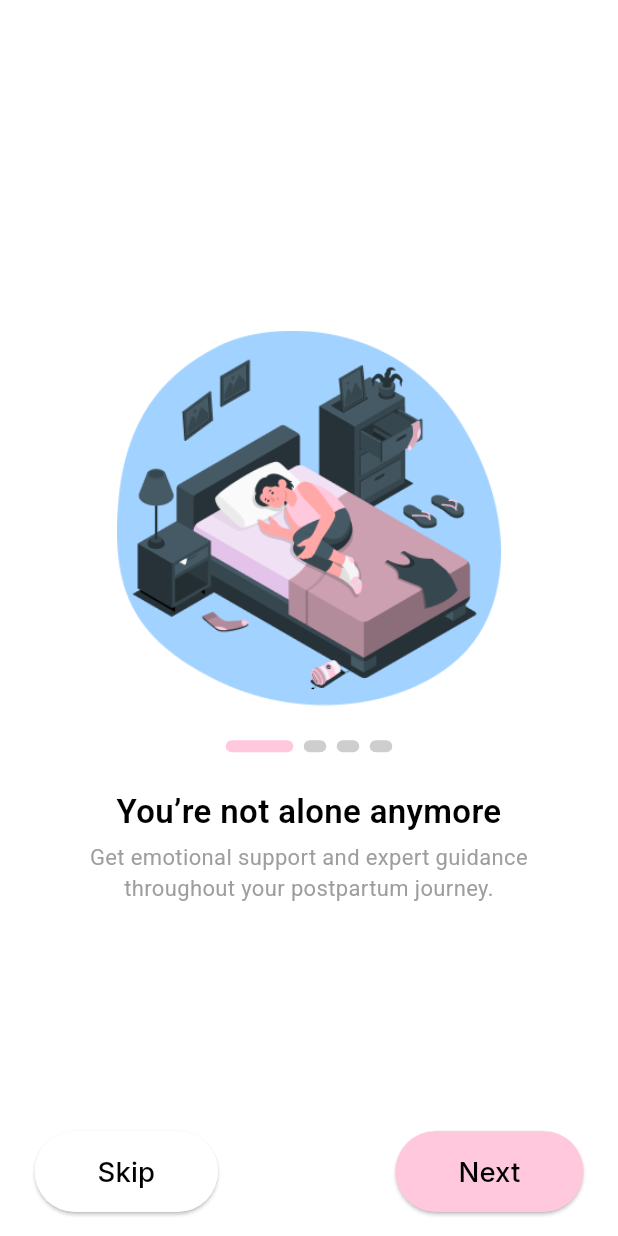
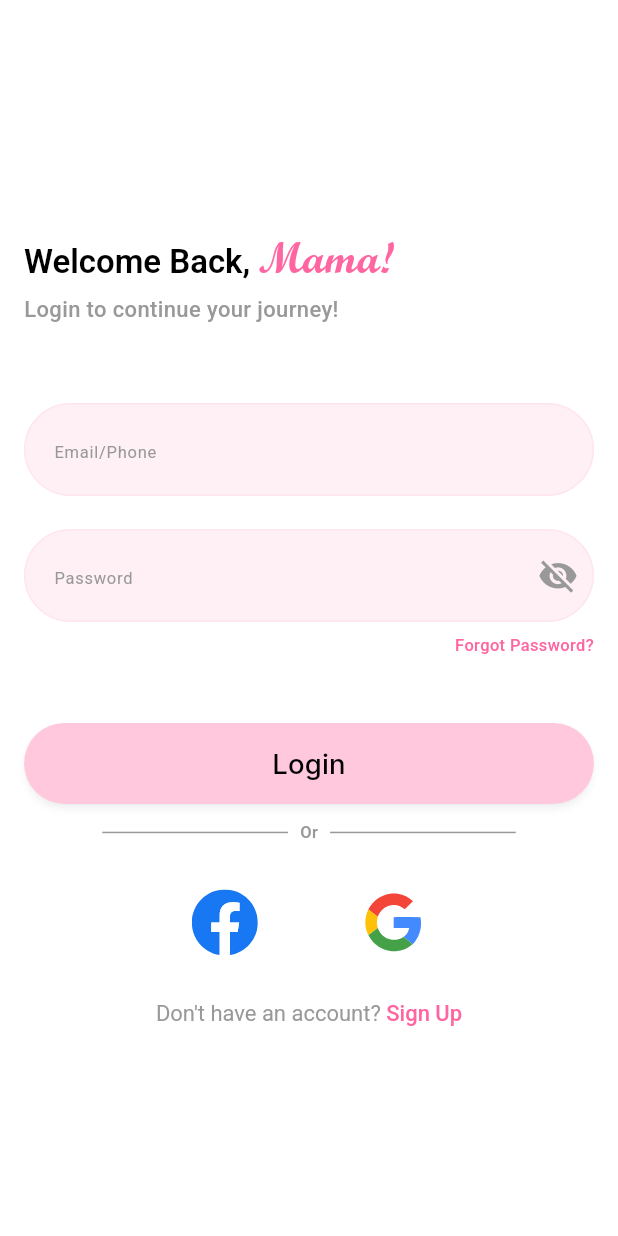
Before and after one commit to MohamedEhab17/MomEase, a Flutter app: the screen it shows after launch, on a phone screen of 412 x 824 dp. Run offline on Flutter 3.47's test engine with Material 3 defaults, Android fonts, the phone set to English and light mode, and no system bars; drawn by our look-alikes of smooth_page_indicator; our stand-ins replace animate_do, device_preview, flutter_screenutil, flutter_svg, go_router.

Commit message:
feat: Add custom elevated button and implement login/signup views
- Introduced CustomElevatedButton widget for consistent button styling.
- Developed LoginView with email/phone and password fields, including a "Forgot Password?" link and login button.
- Created SignUpView with fields for first name, last name, email, password, and confirm password, along with a sign-up button.
- Added CustomAuthOptions widget for social media login options.
- Implemented CustomRichText for customizable text with tap functionality.
- Created TwoDividerSeparatedWithText widget for visual separation in forms.

```diff
--- a/lib/core/constants/app_font_family.dart
+++ b/lib/core/constants/app_font_family.dart
@@ -1,4 +1,5 @@
 class AppFontFamily {
   static const String roboto = 'Roboto';
   static const String inter = 'Inter';
+  static const String scriptMT = 'ScriptMT';
 }
--- a/lib/core/routers/app_router.dart
+++ b/lib/core/routers/app_router.dart
@@ -1,5 +1,7 @@
 import 'package:go_router/go_router.dart';
 import 'package:new_mama/core/routers/app_router_paths.dart';
+import 'package:new_mama/feature/auth/presentation/views/login_view.dart';
+import 'package:new_mama/feature/auth/presentation/views/sign_up_view.dart';
 import 'package:new_mama/feature/onboarding/presentation/onboarding_view.dart';
 
 class AppRouter {
@@ -7,28 +9,28 @@ class AppRouter {
 
   static Future<void> initRouter() async {
     router = GoRouter(
-      initialLocation: AppRoutesPaths.onboarding,
+      initialLocation: AppRoutesPaths.login,
       routes: [
         // GoRoute(
         //   path: AppRoutesPaths.appSectionView,
         //   name: '/',
         //   builder: (context, state) =>  AppSectionView(),
         // ),
-        // GoRoute(
-        //   path: AppRoutesPaths.login,
-        //   name: 'login',
-        //   builder: (context, state) => const LoginView(),
-        // ),
         GoRoute(
           path: AppRoutesPaths.onboarding,
           name: 'onboarding',
           builder: (context, state) => const OnboardingView(),
         ),
-        // GoRoute(
-        //   path: AppRoutesPaths.signup,
-        //   name: 'signup',
-        //   builder: (context, state) => const SignupView(),
-        // ),
+        GoRoute(
+          path: AppRoutesPaths.login,
+          name: 'login',
+          builder: (context, state) => const LoginView(),
+        ),
+        GoRoute(
+          path: AppRoutesPaths.signup,
+          name: 'signup',
+          builder: (context, state) => const SignUpView(),
+        ),
       ],
     );
   }
--- a/lib/core/utils/app_styles.dart
+++ b/lib/core/utils/app_styles.dart
@@ -17,6 +17,12 @@ abstract class AppStyles {
     fontWeight: FontWeight.w400,
     color: AppColors.lightTextSecondary,
   );
+  static TextStyle styleRoboto12 = TextStyle(
+    fontSize: 12.sp,
+    fontFamily: AppFontFamily.roboto,
+    fontWeight: FontWeight.w600,
+    color: AppColors.lightTextDisabled,
+  );
   //! inter
   static TextStyle styleInter20 = TextStyle(
     fontSize: 20.sp,
@@ -24,4 +30,11 @@ abstract class AppStyles {
     fontWeight: FontWeight.w500,
     color: AppColors.lightTextPrimary,
   );
+  //! ScriptMT
+  static TextStyle styleScriptMT32 = TextStyle(
+    fontSize: 32.sp,
+    fontFamily: AppFontFamily.scriptMT,
+    fontWeight: FontWeight.w400,
+    color: AppColors.primary,
+  );
 }
--- a/lib/feature/onboarding/widgets/custom_onboarding_button.dart
+++ b/lib/core/widgets/custom_elevated_button.dart
@@ -2,13 +2,14 @@ import 'package:flutter/material.dart';
 import 'package:new_mama/core/constants/app_colors.dart' show AppColors;
 import 'package:new_mama/core/utils/app_styles.dart';
 
-class CustomOnboardingButton extends StatelessWidget {
-  const CustomOnboardingButton({
+class CustomElevatedButton extends StatelessWidget {
+  const CustomElevatedButton({
     super.key,
     this.onPressed,
     required this.text,
     this.backgroundColor = AppColors.primarySoft,
     this.minimumSize,
+
   });
   final void Function()? onPressed;
   final String text;
@@ -21,6 +22,8 @@ class CustomOnboardingButton extends StatelessWidget {
       style: ElevatedButton.styleFrom(
         backgroundColor: backgroundColor,
         padding: EdgeInsets.symmetric(horizontal: 42, vertical: 14),
+        shadowColor: AppColors.lightTextPrimary.withAlpha(64),
+        elevation: 2,
         minimumSize: minimumSize,
       ),
       onPressed: onPressed,
--- a/lib/core/widgets/text_form_field_helper.dart
+++ b/lib/core/widgets/text_form_field_helper.dart
@@ -1,6 +1,7 @@
 import 'package:flutter/material.dart';
 import 'package:flutter/services.dart';
 import 'package:new_mama/core/constants/app_colors.dart';
+import 'package:new_mama/core/utils/app_styles.dart';
 
 class TextFormFieldHelper extends StatefulWidget {
   final TextEditingController? controller;
@@ -129,9 +130,9 @@ class _TextFormFieldHelperState extends State<TextFormFieldHelper> {
             fillColor: AppColors.primarySoft2,
             filled: true,
             hintText: widget.hint,
-            // hintStyle:
-            //     widget.hintStyle ??
-            //     AppStyles.styleInter12Grey.copyWith(color: AppColors.grey[2]),
+            hintStyle:
+                widget.hintStyle ??
+                AppStyles.styleRoboto12.copyWith(fontWeight: FontWeight.w400),
             errorMaxLines: 4,
             errorStyle: const TextStyle(color: Colors.red),
             prefixIcon: widget.prefixIcon,
@@ -141,14 +142,14 @@ class _TextFormFieldHelperState extends State<TextFormFieldHelper> {
                     onTap: _toggleObscureText,
                     child: Icon(
                       obscureText ? Icons.visibility_off : Icons.visibility,
-                      color: Colors.grey,
+                      color: AppColors.lightTextDisabled,
                       size: 27,
                     ),
                   )
                 : widget.suffixWidget,
             contentPadding: const EdgeInsets.symmetric(
-              horizontal: 13,
-              vertical: 10,
+              horizontal: 16,
+              vertical: 19,
             ),
             border: outlineInputBorder(
               color: widget.borderColor ?? AppColors.primarySoft3,
--- /dev/null
+++ b/lib/feature/auth/presentation/views/login_view.dart
@@ -0,0 +1,109 @@
+import 'package:flutter/material.dart';
+import 'package:flutter_screenutil/flutter_screenutil.dart';
+import 'package:go_router/go_router.dart';
+import 'package:new_mama/core/constants/app_colors.dart';
+import 'package:new_mama/core/constants/app_font_family.dart';
+import 'package:new_mama/core/extensions/sized_box_ex.dart';
+import 'package:new_mama/core/routers/app_router_paths.dart';
+import 'package:new_mama/core/utils/app_styles.dart';
+import 'package:new_mama/core/utils/validation_methods.dart';
+import 'package:new_mama/core/widgets/custom_elevated_button.dart';
+import 'package:new_mama/core/widgets/text_form_field_helper.dart';
+import 'package:new_mama/feature/auth/widgets/custom_auth_options.dart';
+import 'package:new_mama/feature/auth/widgets/custom_rich_text.dart';
+import 'package:new_mama/feature/auth/widgets/two_divider_separated_with_text.dart';
+
+class LoginView extends StatelessWidget {
+  const LoginView({super.key});
+
+  @override
+  Widget build(BuildContext context) {
+    return Scaffold(
+      backgroundColor: AppColors.lightBackground,
+      resizeToAvoidBottomInset: false,
+      body: SafeArea(
+        bottom: false,
+        child: SingleChildScrollView(
+          keyboardDismissBehavior: ScrollViewKeyboardDismissBehavior.manual,
+          padding: EdgeInsets.only(
+            left: 16.w,
+            right: 16.w,
+            bottom: MediaQuery.of(context).viewInsets.bottom,
+          ),
+          child: Column(
+            crossAxisAlignment: CrossAxisAlignment.start,
+            children: [
+              168.h.height,
+              CustomRichText(
+                firstText: "Welcome Back, ",
+                secondText: "Mama!",
+                center: false,
+                secondTextStyle: AppStyles.styleScriptMT32,
+              ),
+              8.h.height,
+              Text(
+                "Login to continue your journey!",
+                style: AppStyles.styleRoboto16.copyWith(
+                  color: AppColors.lightTextDisabled,
+                  fontWeight: FontWeight.w500,
+                ),
+              ),
+              56.h.height,
+              TextFormFieldHelper(
+                hint: "Email/Phone",
+                borderRadius: BorderRadius.circular(64),
+                onValidate: validateEmailOrPhone,
+              ),
+              24.h.height,
+              TextFormFieldHelper(
+                hint: "Password",
+                isPassword: true,
+                borderRadius: BorderRadius.circular(64),
+                onValidate: validatePassword,
+              ),
+              8.h.height,
+              Align(
+                alignment: Alignment.centerRight,
+                child: Text(
+                  "Forgot Password?",
+                  style: AppStyles.styleRoboto12.copyWith(
+                    color: AppColors.primary,
+                    fontWeight: FontWeight.w500,
+                  ),
+                ),
+              ),
+              48.h.height,
+              CustomElevatedButton(
+                text: "Login",
+                minimumSize: Size(double.infinity, 52),
+                onPressed: () {},
+              ),
+              12.h.height,
+              TwoDividerSeparatedWithText(text: "Or"),
+              24.h.height,
+              CustomAuthOptions(),
+              24.h.height,
+              MediaQuery.of(context).viewInsets.bottom != 0.0
+                  ? SizedBox.shrink()
+                  : CustomRichText(
+                      firstText: "Don't have an account? ",
+                      secondText: "Sign Up",
+                      onTap: () {
+                        context.go(AppRoutesPaths.signup);
+                      },
+                      firstTextStyle: AppStyles.styleRoboto16.copyWith(
+                        color: AppColors.lightTextDisabled,
+                      ),
+                      secondTextStyle: AppStyles.styleRoboto16.copyWith(
+                        fontWeight: FontWeight.w500,
+                        color: AppColors.primary,
+                      ),
+                    ),
+              24.h.height,
+            ],
+          ),
+        ),
+      ),
+    );
+  }
+}
--- /dev/null
+++ b/lib/feature/auth/widgets/custom_auth_options.dart
@@ -0,0 +1,44 @@
+import 'package:flutter/material.dart';
+import 'package:flutter_screenutil/flutter_screenutil.dart';
+import 'package:flutter_svg/svg.dart';
+import 'package:new_mama/core/utils/app_icons.dart';
+
+class CustomAuthOptions extends StatelessWidget {
+  const CustomAuthOptions({
+    super.key,
+    this.googleOnPressed,
+    this.facebookOnPressed,
+    this.iconSize = 48,
+    this.spacing = 48,
+  });
+  final void Function()? googleOnPressed;
+  final void Function()? facebookOnPressed;
+  final double iconSize;
+  final double? spacing;
+  @override
+  Widget build(BuildContext context) {
+    return Row(
+      spacing: spacing!.w,
+      mainAxisAlignment: MainAxisAlignment.center,
+      children: [
+        IconButton(
+          onPressed: googleOnPressed,
+          icon: SvgPicture.asset(
+            AppIcons.iconsFacebook,
+            width: iconSize.w,
+            height: iconSize.h,
+          ),
+        ),
+
+        IconButton(
+          onPressed: googleOnPressed,
+          icon: SvgPicture.asset(
+            AppIcons.iconsGoogle,
+            width: iconSize.w,
+            height: iconSize.h,
+          ),
+        ),
+      ],
+    );
+  }
+}
--- /dev/null
+++ b/lib/feature/auth/widgets/custom_rich_text.dart
@@ -0,0 +1,79 @@
+import 'package:flutter/gestures.dart';
+import 'package:flutter/material.dart';
+import 'package:new_mama/core/constants/app_colors.dart';
+import 'package:new_mama/core/utils/app_styles.dart';
+
+class CustomRichText extends StatelessWidget {
+  const CustomRichText({
+    super.key,
+    this.onTap,
+    required this.firstText,
+    required this.secondText,
+    this.firstTextColor = AppColors.lightTextPrimary,
+    this.secondTextColor = AppColors.primary,
+    this.firstTextStyle,
+    this.secondTextStyle,
+    this.center = true,
+  });
+  final void Function()? onTap;
+  final String firstText;
+  final String secondText;
+  final Color firstTextColor;
+  final Color secondTextColor;
+  final TextStyle? firstTextStyle;
+  final TextStyle? secondTextStyle;
+  final bool center;
+
+  @override
+  Widget build(BuildContext context) {
+    return center
+        ? Center(
+            child: RichText(
+              text: TextSpan(
+                children: [
+                  TextSpan(
+                    text: firstText,
+                    style:
+                        firstTextStyle ??
+                        AppStyles.styleRoboto24.copyWith(color: firstTextColor),
+                  ),
+                  TextSpan(
+                    recognizer: TapGestureRecognizer()..onTap = onTap,
+
+                    text: secondText,
+                    style:
+                        secondTextStyle ??
+                        AppStyles.styleRoboto24.copyWith(
+                          color: secondTextColor,
+                          fontWeight: FontWeight.w400,
+                        ),
+                  ),
+                ],
+              ),
+            ),
+          )
+        : RichText(
+            text: TextSpan(
+              children: [
+                TextSpan(
+                  text: firstText,
+                  style:
+                      firstTextStyle ??
+                      AppStyles.styleRoboto24.copyWith(color: firstTextColor),
+                ),
+                TextSpan(
+                  recognizer: TapGestureRecognizer()..onTap = onTap,
+
+                  text: secondText,
+                  style:
+                      secondTextStyle ??
+                      AppStyles.styleRoboto24.copyWith(
+                        color: secondTextColor,
+                        fontWeight: FontWeight.w400,
+                      ),
+                ),
+              ],
+            ),
+          );
+  }
+}
--- /dev/null
+++ b/lib/feature/auth/widgets/two_divider_separated_with_text.dart
@@ -0,0 +1,41 @@
+import 'package:flutter/material.dart';
+import 'package:flutter_screenutil/flutter_screenutil.dart';
+import 'package:new_mama/core/constants/app_colors.dart';
+import 'package:new_mama/core/utils/app_styles.dart';
+
+class TwoDividerSeparatedWithText extends StatelessWidget {
+  const TwoDividerSeparatedWithText({
+    super.key,
+    required this.text,
+    this.width = 125,
+    this.color = AppColors.lightTextDisabled,
+  });
+  final String text;
+  final double width;
+  final Color color;
+  @override
+  Widget build(BuildContext context) {
+    return Row(
+      mainAxisAlignment: MainAxisAlignment.center,
+      children: [
+        Expanded(
+          child: Divider(
+            color: color,
+            thickness: 1.w,
+            endIndent: 8.w,
+            indent: 52.w,
+          ),
+        ),
+        Text(text, style: AppStyles.styleRoboto12),
+        Expanded(
+          child: Divider(
+            color: color,
+            thickness: 1.w,
+            endIndent: 52.w,
+            indent: 8.w,
+          ),
+        ),
+      ],
+    );
+  }
+}
--- a/lib/feature/onboarding/presentation/onboarding_view.dart
+++ b/lib/feature/onboarding/presentation/onboarding_view.dart
@@ -2,10 +2,10 @@ import 'package:flutter/material.dart';
 import 'package:flutter_screenutil/flutter_screenutil.dart';
 import 'package:new_mama/core/constants/app_colors.dart';
 import 'package:new_mama/core/utils/app_styles.dart';
+import 'package:new_mama/core/widgets/custom_elevated_button.dart';
 import 'package:new_mama/feature/onboarding/data/onboarding_data.dart';
 import 'package:new_mama/feature/onboarding/data/onboarding_model.dart';
 import 'package:new_mama/feature/onboarding/widgets/custom_animated_widget.dart';
-import 'package:new_mama/feature/onboarding/widgets/custom_onboarding_button.dart';
 import 'package:smooth_page_indicator/smooth_page_indicator.dart';
 
 class OnboardingView extends StatefulWidget {
@@ -89,7 +89,7 @@ class _OnboardingViewState extends State<OnboardingView> {
       floatingActionButton: Padding(
         padding: const EdgeInsets.symmetric(horizontal: 23),
         child: currentPage == onboardingList.length - 1
-            ? CustomOnboardingButton(
+            ? CustomElevatedButton(
                 text: "Start",
                 onPressed: () {},
                 minimumSize: Size(double.infinity, 52.h),
@@ -97,7 +97,7 @@ class _OnboardingViewState extends State<OnboardingView> {
             : Row(
                 mainAxisAlignment: MainAxisAlignment.spaceBetween,
                 children: [
-                  CustomOnboardingButton(
+                  CustomElevatedButton(
                     text: 'Skip',
                     backgroundColor: AppColors.lightBackground,
                     onPressed: () {
@@ -108,7 +108,7 @@ class _OnboardingViewState extends State<OnboardingView> {
                       );
                     },
                   ),
-                  CustomOnboardingButton(
+                  CustomElevatedButton(
                     text: "Next",
                     onPressed: () {
                       if (currentPage < onboardingList.length - 1) {
```
Also changed, not shown: lib/feature/auth/presentation/views/sign_up_view.dart (added, +128 -0 lines), pubspec.yaml (+7 -0 lines), assets/fonts/Script MT Bold.otf (added), pubspec.lock.
